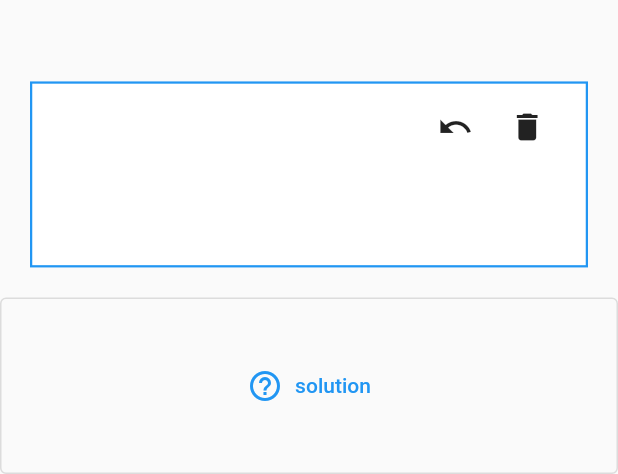
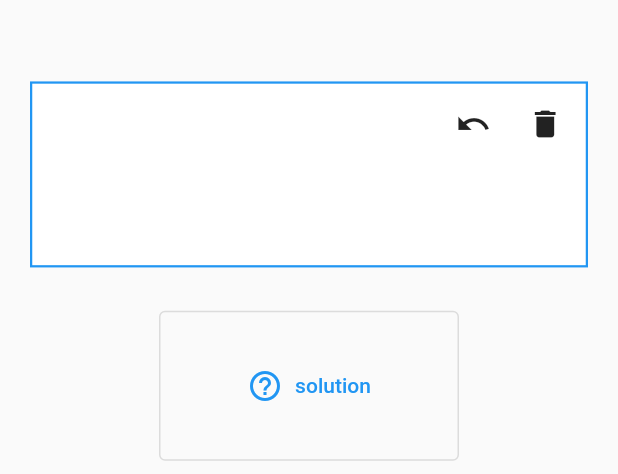
Before and after one commit to juri117/ink-to-brain, a Flutter app: the WorkoutPage widget shown alone on an empty page, opened directly, on a phone screen of 412 x 824 dp. Shown: the part 762-1236 px from the top of the screen. Run offline on Flutter 3.47's test engine with Material 2 defaults, Android fonts, the phone set to English and light mode, and no system bars; our stand-ins replace permission_handler, sqflite_common, sqflite_common_ffi; accounts and stored records are empty.

Commit message:
some design cosmetics

```diff
--- a/lib/widgets/write_widget.dart
+++ b/lib/widgets/write_widget.dart
@@ -11,6 +11,43 @@ class WriteWidget extends StatelessWidget {
 
   @override
   Widget build(BuildContext context) {
+    return Padding(
+        padding: const EdgeInsets.all(20),
+        child: Align(
+          alignment: Alignment.bottomCenter,
+          child: AspectRatio(
+              aspectRatio: 3, //3,
+              child: Container(
+                decoration: BoxDecoration(
+                  color: Colors.white,
+                  border: Border.all(
+                      color: Theme.of(context).primaryColor, width: 1.5),
+                  //borderRadius: const BorderRadius.all(Radius.circular(3))
+                ),
+                child: Stack(alignment: Alignment.topRight, children: [
+                  Painter(controller, usePen: pen),
+                  Positioned(
+                      //alignment: Alignment.topRight,
+                      right: 0,
+                      // height: 100,
+                      child: Padding(
+                          padding: const EdgeInsets.all(3.0),
+                          child: Row(children: [
+                            IconButton(
+                                splashRadius: 10.0,
+                                icon: const Icon(Icons.undo),
+                                tooltip: 'Undo',
+                                onPressed: controller.undo),
+                            IconButton(
+                                splashRadius: 10.0,
+                                icon: const Icon(Icons.delete),
+                                tooltip: 'Clear',
+                                onPressed: controller.clear)
+                          ])))
+                ]),
+              )),
+        ));
+    /*
     return Container(
         decoration: BoxDecoration(
             color: Colors.white,
@@ -46,5 +83,6 @@ class WriteWidget extends StatelessWidget {
               )),
           const Divider(height: 5.0, thickness: 1.0),
         ]));
+        */
   }
 }
--- a/lib/workout.dart
+++ b/lib/workout.dart
@@ -72,59 +72,6 @@ class _WorkoutPageState extends State<WorkoutPage> {
 
   @override
   Widget build(BuildContext context) {
-    /*
-    Widget out = const Text("loading...");
-    if (currentWord.id > 0) {
-      Widget leftSide = const Text("...");
-      if (_showSolution) {
-        leftSide = Column(children: [
-          Image.memory(currentWord.motherTounghePix),
-          Container(
-              color: Colors.green[100]!,
-              child: Image.memory(currentWord.foreignPix))
-        ]);
-      } else {
-        leftSide =
-            Column(children: [Image.memory(currentWord.motherTounghePix)]);
-      }
-      out = Column(children: [
-        Row(
-          children: [
-            leftSide,
-            WriteWidget("hint", _controller, pen: true),
-          ],
-        ),
-        _showSolution
-            ? Row(
-                children: [
-                  ElevatedButton(
-                    child: const Text('wrong :('),
-                    style: ElevatedButton.styleFrom(primary: Colors.red),
-                    onPressed: () {
-                      _save(currentWord, false);
-                    },
-                  ),
-                  ElevatedButton(
-                    child: const Text('correct :)'),
-                    style: ElevatedButton.styleFrom(primary: Colors.green),
-                    onPressed: () {
-                      _save(currentWord, true);
-                    },
-                  )
-                ],
-              )
-            : ElevatedButton(
-                child: const Text('done'),
-                onPressed: () {
-                  setState(() {
-                    _showSolution = true;
-                  });
-                },
-              ),
-      ]);
-    }
-    */
-
     return Flex(
       direction: Axis.vertical,
       mainAxisAlignment: MainAxisAlignment.spaceBetween,
@@ -163,58 +110,24 @@ class _WorkoutPageState extends State<WorkoutPage> {
                         child: AspectRatio(
                             aspectRatio: 3,
                             child: currentWord.id <= 0 || !_showSolution
-                                ? const Center(child: Text("???"))
+                                ? Center(
+                                    child: Text(
+                                        "current score: ${currentWord.correctCount}"))
                                 : Image.memory(currentWord.foreignPix)))
                   ],
                 ))),
         Expanded(
           flex: 4,
-          child: Padding(
-              padding: const EdgeInsets.all(20),
-              child: Align(
-                alignment: Alignment.bottomCenter,
-                child: AspectRatio(
-                    aspectRatio: 3, //3,
-                    child: Container(
-                      decoration: BoxDecoration(
-                        color: Colors.white,
-                        border: Border.all(
-                            color: Theme.of(context).primaryColor, width: 1.5),
-                        //borderRadius: const BorderRadius.all(Radius.circular(3))
+          child: WriteWidget(
+            "dummy",
+            _controller,
+            pen: true,
           ),
-                      child: Stack(alignment: Alignment.topRight, children: [
-                        Painter(_controller, usePen: true),
-                        Positioned(
-                            //alignment: Alignment.topRight,
-                            right: 10,
-                            // height: 100,
-                            child: Padding(
-                                padding: const EdgeInsets.all(5.0),
-                                child: Row(children: [
-                                  IconButton(
-                                      icon: const Icon(Icons.undo),
-                                      tooltip: 'Undo',
-                                      onPressed: _controller.undo),
-                                  IconButton(
-                                      icon: const Icon(Icons.delete),
-                                      tooltip: 'Clear',
-                                      onPressed: _controller.clear)
-                                ])))
-                      ]),
-                    )),
-              )),
-          /*
-          child: Align(
-              alignment: Alignment.bottomCenter,
-              //height: double.infinity,
-              //width: double.infinity,
-              //color: Colors.grey,
-              //alignment: Alignment.topCenter,
-              child: WriteWidget("your answer...", _controller, pen: true)),
-              */
         ),
         Expanded(
             flex: 1,
+            child: Padding(
+              padding: const EdgeInsets.all(5),
               child: _showSolution
                   ? Row(
                       mainAxisAlignment: MainAxisAlignment.spaceAround,
@@ -247,7 +160,10 @@ class _WorkoutPageState extends State<WorkoutPage> {
                             )),
                       ],
                     )
-              : SizedBox(
+                  : Row(
+                      mainAxisAlignment: MainAxisAlignment.spaceAround,
+                      children: [
+                          SizedBox(
                               width: 200.0,
                               height: 100.0,
                               child: OutlinedButton.icon(
@@ -261,8 +177,9 @@ class _WorkoutPageState extends State<WorkoutPage> {
                                     _showSolution = true;
                                   });
                                 },
+                              ))
+                        ]),
             )),
-        ),
       ],
     );
 
```
Lines whose indentation alone changed are shown as unchanged.
